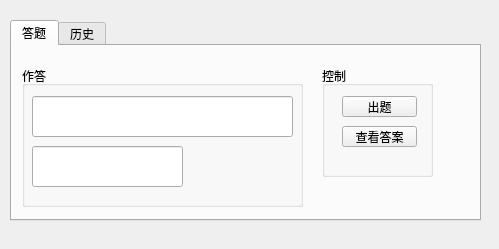
Qt form src/mainwnd.ui (Shrouding-Potion/QuestGen) before a commit.
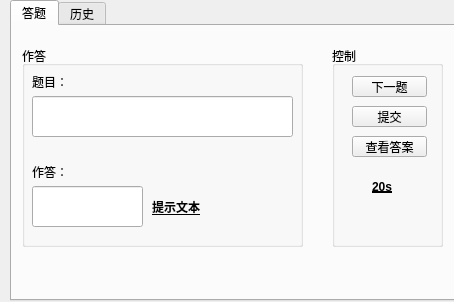
The same form after that commit.

Commit message: 为GUI添加功能

The edit to the form file:
```diff
--- a/src/mainwnd.ui
+++ b/src/mainwnd.ui
@@ -6,21 +6,21 @@
    <rect>
     <x>0</x>
     <y>0</y>
-    <width>499</width>
-    <height>249</height>
+    <width>454</width>
+    <height>302</height>
    </rect>
   </property>
   <property name="windowTitle">
-   <string>MainWindow</string>
+   <string>QuestGen - GUI</string>
   </property>
   <widget class="QWidget" name="centralwidget">
    <widget class="QTabWidget" name="tabWidget">
     <property name="geometry">
      <rect>
       <x>10</x>
-      <y>20</y>
-      <width>471</width>
-      <height>201</height>
+      <y>0</y>
+      <width>481</width>
+      <height>301</height>
      </rect>
     </property>
     <property name="currentIndex">
@@ -33,10 +33,10 @@
      <widget class="QGroupBox" name="groupBox">
       <property name="geometry">
        <rect>
-        <x>310</x>
+        <x>320</x>
         <y>20</y>
         <width>111</width>
-        <height>111</height>
+        <height>201</height>
        </rect>
       </property>
       <property name="title">
@@ -49,7 +49,7 @@
        <property name="geometry">
         <rect>
          <x>20</x>
-         <y>60</y>
+         <y>90</y>
          <width>75</width>
          <height>21</height>
         </rect>
@@ -68,7 +68,40 @@
         </rect>
        </property>
        <property name="text">
-        <string>出题</string>
+        <string>下一题</string>
+       </property>
+      </widget>
+      <widget class="QPushButton" name="pushButton_3">
+       <property name="geometry">
+        <rect>
+         <x>20</x>
+         <y>60</y>
+         <width>75</width>
+         <height>21</height>
+        </rect>
+       </property>
+       <property name="text">
+        <string>提交</string>
+       </property>
+      </widget>
+      <widget class="QLabel" name="label_4">
+       <property name="geometry">
+        <rect>
+         <x>40</x>
+         <y>130</y>
+         <width>41</width>
+         <height>21</height>
+        </rect>
+       </property>
+       <property name="font">
+        <font>
+         <weight>75</weight>
+         <bold>true</bold>
+         <underline>true</underline>
+        </font>
+       </property>
+       <property name="text">
+        <string>20s</string>
        </property>
       </widget>
      </widget>
@@ -78,7 +111,7 @@
         <x>10</x>
         <y>20</y>
         <width>281</width>
-        <height>141</height>
+        <height>201</height>
        </rect>
       </property>
       <property name="title">
@@ -88,8 +121,8 @@
        <property name="geometry">
         <rect>
          <x>10</x>
-         <y>80</y>
-         <width>151</width>
+         <y>140</y>
+         <width>111</width>
          <height>41</height>
         </rect>
        </property>
@@ -101,7 +134,7 @@
        <property name="geometry">
         <rect>
          <x>10</x>
-         <y>30</y>
+         <y>50</y>
          <width>261</width>
          <height>41</height>
         </rect>
@@ -110,12 +143,77 @@
         <bool>true</bool>
        </property>
       </widget>
+      <widget class="QLabel" name="label">
+       <property name="geometry">
+        <rect>
+         <x>10</x>
+         <y>30</y>
+         <width>54</width>
+         <height>12</height>
+        </rect>
+       </property>
+       <property name="text">
+        <string>题目：</string>
+       </property>
+      </widget>
+      <widget class="QLabel" name="label_2">
+       <property name="geometry">
+        <rect>
+         <x>10</x>
+         <y>120</y>
+         <width>54</width>
+         <height>12</height>
+        </rect>
+       </property>
+       <property name="text">
+        <string>作答：</string>
+       </property>
+      </widget>
+      <widget class="QLabel" name="label_3">
+       <property name="geometry">
+        <rect>
+         <x>130</x>
+         <y>150</y>
+         <width>151</width>
+         <height>21</height>
+        </rect>
+       </property>
+       <property name="font">
+        <font>
+         <weight>75</weight>
+         <bold>true</bold>
+         <underline>true</underline>
+        </font>
+       </property>
+       <property name="text">
+        <string>提示文本</string>
+       </property>
+      </widget>
      </widget>
     </widget>
     <widget class="QWidget" name="tab_2">
      <attribute name="title">
       <string>历史</string>
      </attribute>
+     <widget class="QTableWidget" name="tableWidget">
+      <property name="geometry">
+       <rect>
+        <x>30</x>
+        <y>10</y>
+        <width>371</width>
+        <height>261</height>
+       </rect>
+      </property>
+      <property name="rowCount">
+       <number>0</number>
+      </property>
+      <property name="columnCount">
+       <number>3</number>
+      </property>
+      <column/>
+      <column/>
+      <column/>
+     </widget>
     </widget>
    </widget>
   </widget>
```
The commit also changes 2 other files.
